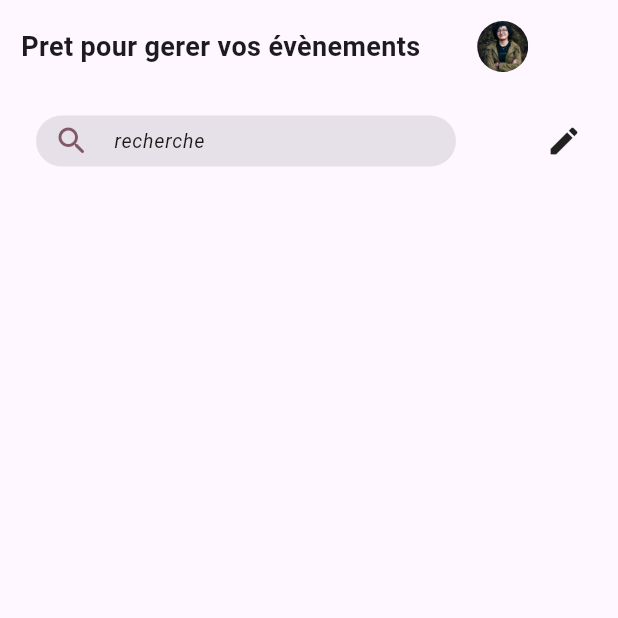
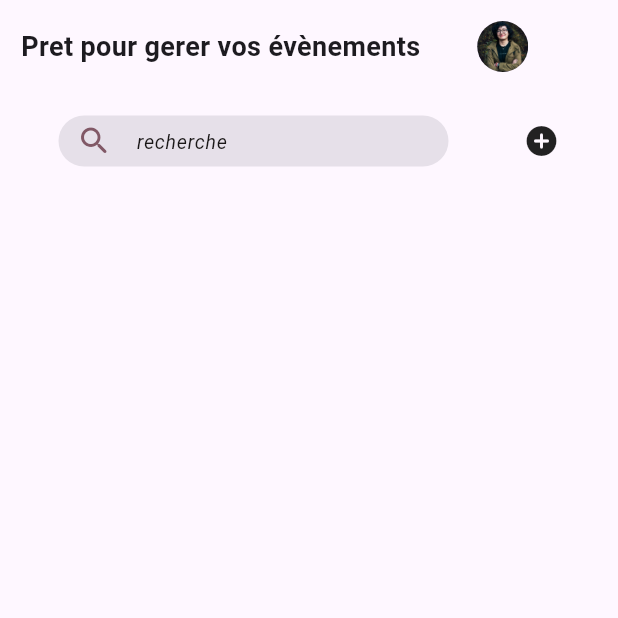
Before and after one commit to Pathel7/evenTask_app, a Flutter app: the screen it shows after launch, on a phone screen of 412 x 824 dp, the top half of it. Run offline on Flutter 3.47's test engine with Material 3 defaults, Android fonts, the phone set to English and light mode, and no system bars; our stand-ins replace ionicons.

Commit message:
on working

```diff
--- a/lib/pages/acceuil/acceuilPage.dart
+++ b/lib/pages/acceuil/acceuilPage.dart
@@ -6,10 +6,8 @@ class AccueilPage extends StatelessWidget {
   @override
   Widget build(BuildContext context) {
     return Scaffold(
-        body: ListView(
-      shrinkWrap: true,
-      children: [
-        Column(
+        body: SingleChildScrollView(
+      child: Column(
         mainAxisSize: MainAxisSize.min,
         children: [
           _enTete(),
@@ -19,8 +17,17 @@ class AccueilPage extends StatelessWidget {
           _search(),
         ],
       ),
-      ],
     ));
+  }
+
+  Widget _returnText({required String monText}) {
+    return Text(
+      monText,
+      strutStyle: StrutStyle(
+          fontStyle: FontStyle.italic,
+          fontSize: 18,
+          fontWeight: FontWeight.bold),
+    );
   }
 
   Widget _enTete() {
@@ -59,15 +66,15 @@ class AccueilPage extends StatelessWidget {
       mainAxisAlignment: MainAxisAlignment.center,
       children: [
         Padding(
-          padding: const EdgeInsets.only(right: 60.0),
+          padding: const EdgeInsets.only(right: 50.0),
           child: SizedBox(
-            width: 280.0,
+            width: 260.0,
             height: 34.0,
             child: TextFormField(
                 keyboardType: TextInputType.name,
                 cursorColor: Colors.black,
                 decoration: InputDecoration(
-                  floatingLabelAlignment: FloatingLabelAlignment.center,
+                  //floatingLabelAlignment: FloatingLabelAlignment.center,
                   floatingLabelStyle: TextStyle(color: Color(0xFFD60B52)),
                   filled: true,
                   labelStyle: TextStyle(
@@ -77,7 +84,7 @@ class AccueilPage extends StatelessWidget {
                   focusedBorder: OutlineInputBorder(
                     borderRadius: BorderRadius.all(Radius.circular(30.0)),
                     borderSide:
-                        BorderSide(color: Color(0xFFD60B52).withOpacity(0.3)),
+                        BorderSide(color: Colors.black.withOpacity(0.3)),
                   ),
                   contentPadding:
                       EdgeInsets.symmetric(vertical: 2.0, horizontal: 3.0),
@@ -85,7 +92,12 @@ class AccueilPage extends StatelessWidget {
                     borderRadius: BorderRadius.all(Radius.circular(30.0)),
                     borderSide: BorderSide.none,
                   ),
-                  labelText: "recherche",
+                  //labelText: "recherche",
+                  hintText: "recherche",
+                  hintStyle: TextStyle(
+                      color: Color.fromARGB(255, 26, 23, 23),
+                      fontSize: 13.0,
+                      fontStyle: FontStyle.italic),
                   prefixIcon: Icon(
                     Icons.search_rounded,
                     color: Color.fromARGB(255, 129, 88, 102),
@@ -93,7 +105,7 @@ class AccueilPage extends StatelessWidget {
                 )),
           ),
         ),
-        Icon(Icons.mode_edit_rounded),
+        Icon(Icons.add_circle_rounded),
       ],
     );
   }
```
Lines whose indentation alone changed are shown as unchanged.
